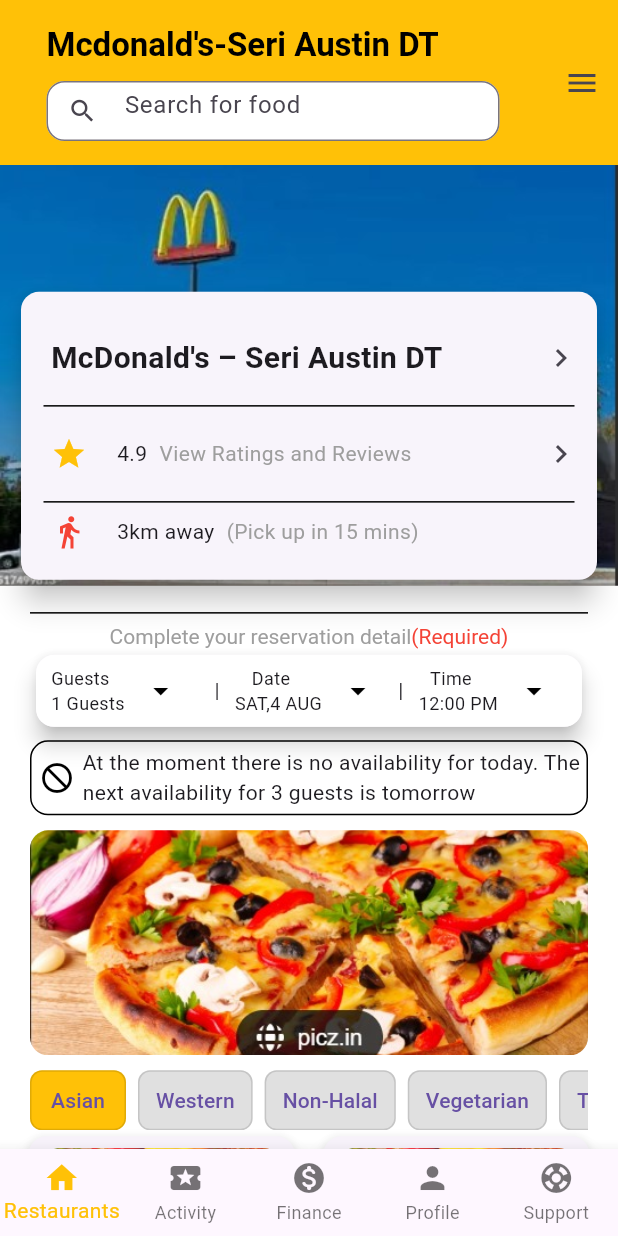
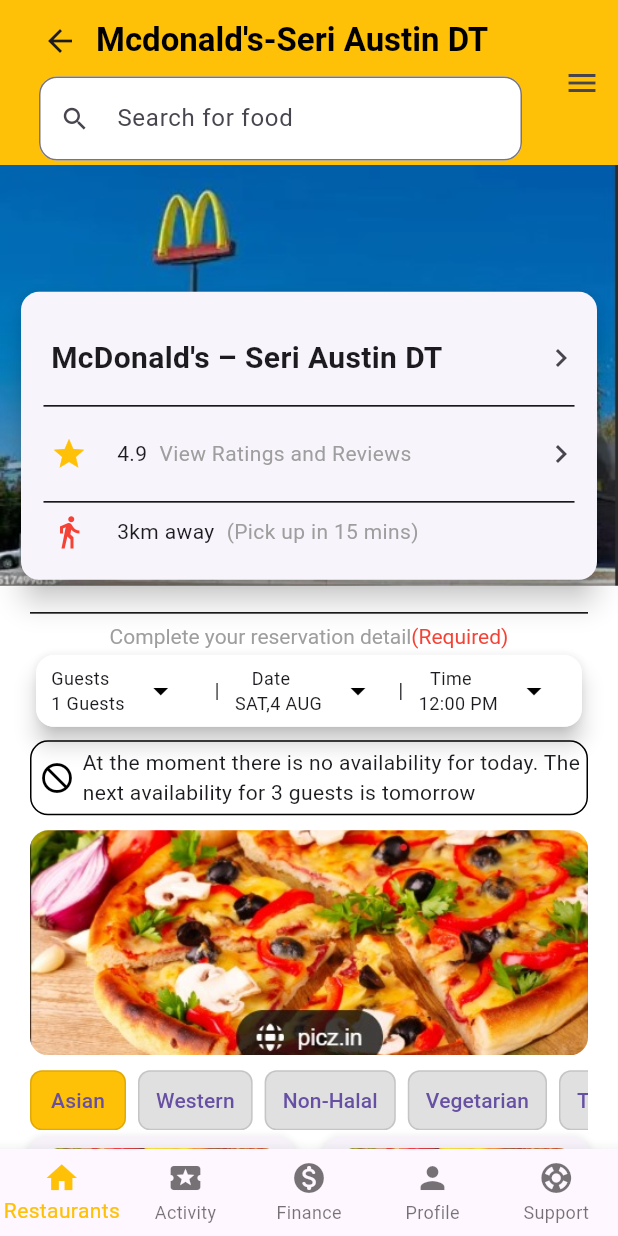
Before and after one commit to safwan119/Resto-app-for-practise, a Flutter app: the SepearImag screen opened directly, on a phone screen of 412 x 824 dp. Run offline on Flutter 3.47's test engine with Material 3 defaults, Android fonts, the phone set to English and light mode, and no system bars; our stand-ins replace firebase_auth, firebase_core, firebase_database, flutter_dotenv, flutter_rating, fluttertoast and 2 more; accounts and stored records are empty.

Commit message:
Navigator change

```diff
--- a/lib/seperateImagfood.dart
+++ b/lib/seperateImagfood.dart
@@ -100,24 +100,27 @@ class _SepearImagState extends State<SepearImag> {
       appBar: AppBar(
         automaticallyImplyLeading: false,
         toolbarHeight: 110,
-        title: Padding(
-          padding: const EdgeInsets.symmetric(horizontal: 15),
-          child: Column(
-            children: [
-              Align(
-                alignment: Alignment.centerLeft,
-                child: Text(
-                  "Mcdonald's-Seri Austin DT",
+        title: Column(
+          crossAxisAlignment: CrossAxisAlignment.start,
+          children: [
+            Row(
+              children: [
+                IconButton(onPressed: (){
+                  Navigator.pop(context);
+                }, icon: Icon(Icons.arrow_back_outlined)),
+                Text(
+                  "Mcdonald's-Seri Austin DT",overflow: TextOverflow.ellipsis,
                   style: TextStyle(
                     color: Colors.black,
                     fontSize: 22,
                     fontWeight: FontWeight.bold,
                   ),
                 ),
-              ),
-              SizedBox(height: 10),
-              Container(
-                height: 40,
+              ],
+            ),
+            Padding(
+              padding: const EdgeInsets.only(left: 10),
+              child: Container(
                 decoration: BoxDecoration(
                   color: Colors.white,
                   borderRadius: BorderRadius.circular(12),
@@ -137,8 +140,8 @@ class _SepearImagState extends State<SepearImag> {
                   ),
                 ),
               ),
-            ],
-          ),
+            ),
+          ],
         ),
         backgroundColor: Colors.amber,
       ),
```
